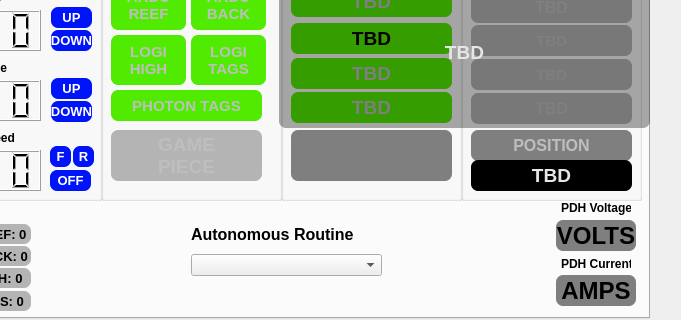
Qt form gui/layout_2025.ui (aesatchien/FRC2429_2025) before a commit; both pictures show x 801 to 1482 and y 151 to 471 of the 1482 by 724 pixel window.
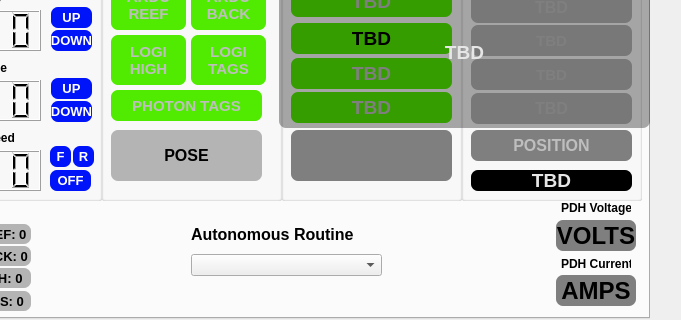
The same form after that commit. Icons and pictures are not drawn. Custom widgets are drawn as their Qt base class.

Commit message: putting pose on dashboard

```diff
--- a/gui/layout_2025.ui
+++ b/gui/layout_2025.ui
@@ -952,7 +952,7 @@
       </widget>
       <widget class="QLabel2" name="qlabel_note_captured_indicator">
        <property name="enabled">
-        <bool>false</bool>
+        <bool>true</bool>
        </property>
        <property name="geometry">
         <rect>
@@ -964,8 +964,8 @@
        </property>
        <property name="font">
         <font>
-         <family>MS Shell Dlg 2</family>
-         <pointsize>14</pointsize>
+         <family>Segoe UI</family>
+         <pointsize>12</pointsize>
          <bold>true</bold>
         </font>
        </property>
@@ -975,8 +975,7 @@
 background-color:rgb(180,180,180);</string>
        </property>
        <property name="text">
-        <string>GAME
-PIECE</string>
+        <string>POSE</string>
        </property>
        <property name="textFormat">
         <enum>Qt::AutoText</enum>
@@ -1343,9 +1342,9 @@
        <property name="geometry">
         <rect>
          <x>10</x>
-         <y>260</y>
+         <y>270</y>
          <width>161</width>
-         <height>31</height>
+         <height>21</height>
         </rect>
        </property>
        <property name="font">
```
Left out of the diff: 2 changed lines with no effect on the pictures. The commit also changes 1 other file.
